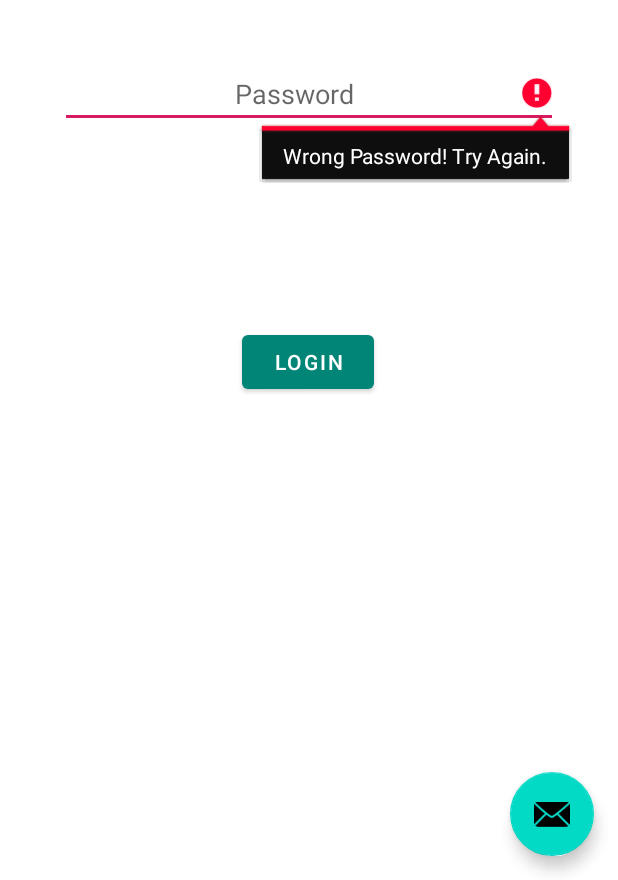
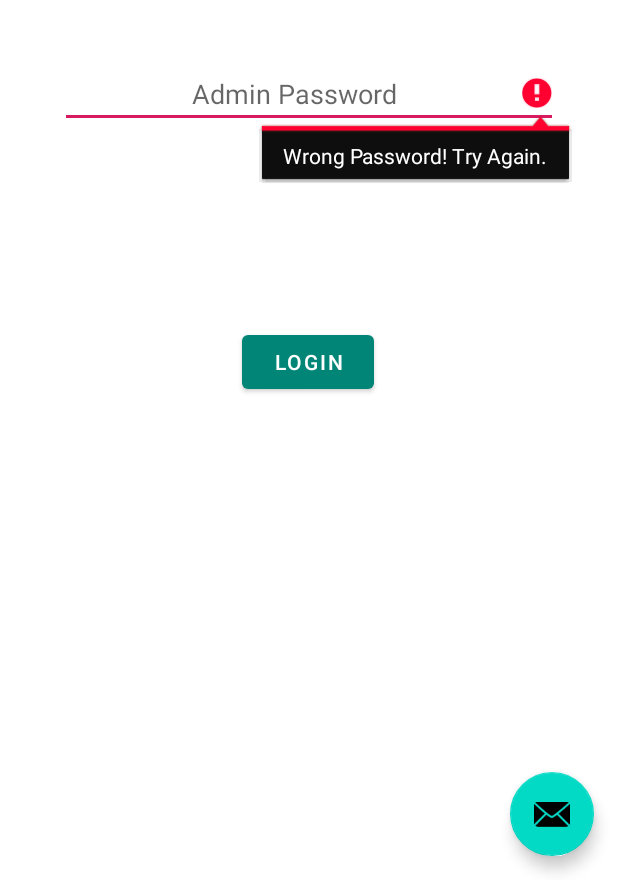
Before and after one commit to ShanuDey/iBall-Router-App, an Android app: the screen it shows after launch (MainActivity), after a tap on "LOGIN", on a phone screen of 412 x 824 dp, the part 356-1236 px from its top. Run offline under Robolectric (Android 15) with nearby library versions, the phone set to English and light mode, and no system bars.

Commit message:
Update Password EditText hint to Admin Passsword
Signed-off-by: ShanuDey <sd4shanudey@gmail.com>

```diff
--- a/app/src/main/res/values/strings.xml
+++ b/app/src/main/res/values/strings.xml
@@ -5,7 +5,7 @@
 
     <string name="btn_clear">Clear</string>
     <string name="btn_login">Login</string>
-    <string name="et_password_hint">Password</string>
+    <string name="et_password_hint">Admin Password</string>
     <string name="tv_iball_baton_nrouter">iBall Baton\nRouter</string>
 
     <string name="title_activity_dashboard">Dashboard</string>
```
